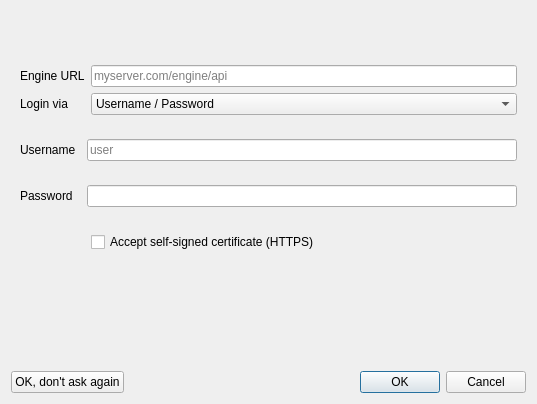
Before: the Qt Designer form src/engine/enginestartdialog.ui in GAMS-dev/studio, drawn with Qt 5.
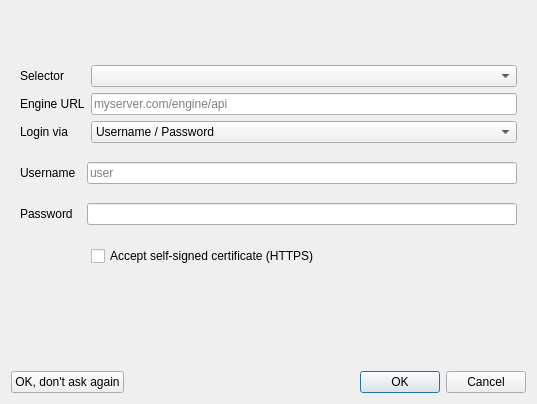
After: the same form once the commit is applied. Icons and pictures are not drawn.

Commit message: added base multi login for Engine

Diff of the .ui file:
```diff
--- a/src/engine/enginestartdialog.ui
+++ b/src/engine/enginestartdialog.ui
@@ -42,14 +42,7 @@
        <property name="bottomMargin">
         <number>9</number>
        </property>
-       <item row="1" column="0">
-        <widget class="QLabel" name="label">
-         <property name="text">
-          <string>Login via</string>
-         </property>
-        </widget>
-       </item>
-       <item row="1" column="1">
+       <item row="2" column="1">
         <widget class="QComboBox" name="cbLoginMethod">
          <item>
           <property name="text">
@@ -68,27 +61,7 @@
          </item>
         </widget>
        </item>
-       <item row="5" column="1">
-        <spacer name="verticalSpacer">
-         <property name="orientation">
-          <enum>Qt::Orientation::Vertical</enum>
-         </property>
-         <property name="sizeHint" stdset="0">
-          <size>
-           <width>20</width>
-           <height>4</height>
-          </size>
-         </property>
-        </spacer>
-       </item>
-       <item row="4" column="1">
-        <widget class="QCheckBox" name="cbAcceptCert">
-         <property name="text">
-          <string>Accept self-signed certificate (HTTPS)</string>
-         </property>
-        </widget>
-       </item>
-       <item row="0" column="1">
+       <item row="1" column="1">
         <widget class="QLineEdit" name="edUrl">
          <property name="toolTip">
           <string/>
@@ -98,7 +71,14 @@
          </property>
         </widget>
        </item>
-       <item row="2" column="0" colspan="2">
+       <item row="2" column="0">
+        <widget class="QLabel" name="label">
+         <property name="text">
+          <string>Login via</string>
+         </property>
+        </widget>
+       </item>
+       <item row="3" column="0" colspan="2">
         <widget class="QStackedWidget" name="stackLoginInput">
          <property name="currentIndex">
           <number>0</number>
@@ -284,13 +264,43 @@
          </widget>
         </widget>
        </item>
-       <item row="0" column="0">
+       <item row="6" column="1">
+        <spacer name="verticalSpacer">
+         <property name="orientation">
+          <enum>Qt::Orientation::Vertical</enum>
+         </property>
+         <property name="sizeHint" stdset="0">
+          <size>
+           <width>20</width>
+           <height>4</height>
+          </size>
+         </property>
+        </spacer>
+       </item>
+       <item row="1" column="0">
         <widget class="QLabel" name="laUrl">
          <property name="text">
           <string>Engine URL</string>
          </property>
         </widget>
        </item>
+       <item row="5" column="1">
+        <widget class="QCheckBox" name="cbAcceptCert">
+         <property name="text">
+          <string>Accept self-signed certificate (HTTPS)</string>
+         </property>
+        </widget>
+       </item>
+       <item row="0" column="0">
+        <widget class="QLabel" name="laSelector">
+         <property name="text">
+          <string>Selector</string>
+         </property>
+        </widget>
+       </item>
+       <item row="0" column="1">
+        <widget class="QComboBox" name="cbSelector"/>
+       </item>
       </layout>
      </widget>
      <widget class="QWidget" name="pageSubmit">
```
The commit also changes 8 other files.
